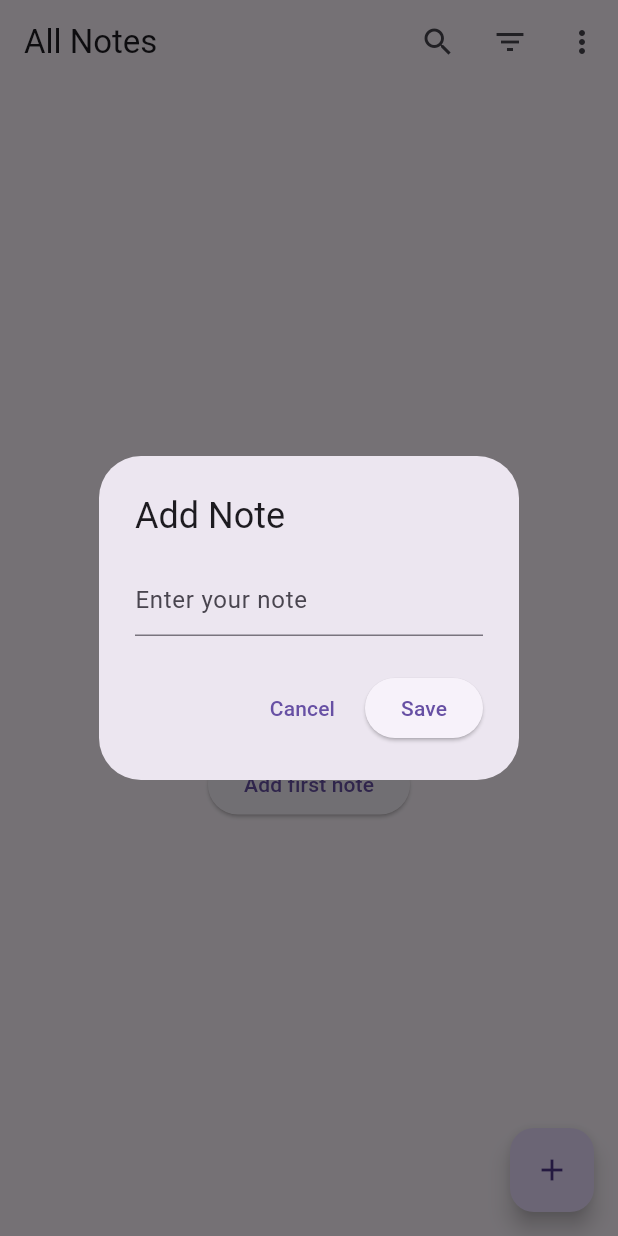
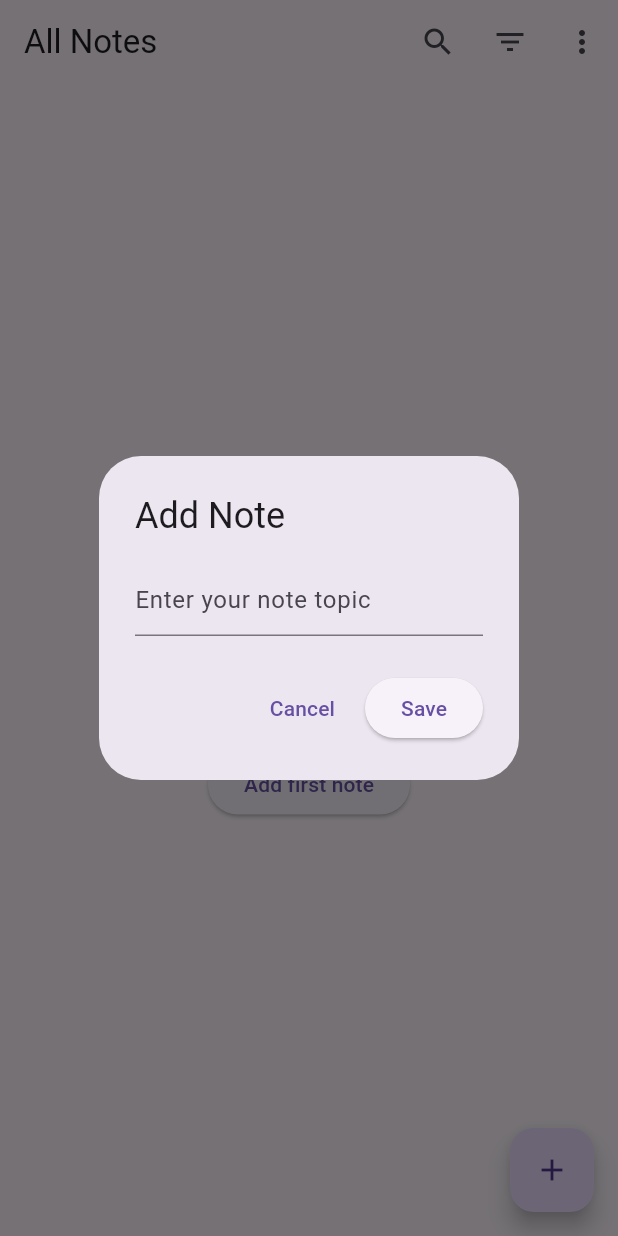
Before and after one commit to GayangaBandara/Advanced_Notepad, a Flutter app: the screen it shows after launch, after a tap on "Add first note", on a phone screen of 412 x 824 dp. Run offline on Flutter 3.47's test engine with Material 3 defaults, Android fonts, the phone set to English and light mode, and no system bars.

Commit message:
Change Note topic

```diff
--- a/lib/main.dart
+++ b/lib/main.dart
@@ -26,16 +26,16 @@ class NotesPage extends StatefulWidget {
 class _NotesPageState extends State<NotesPage> {
   List<String> notes = [];
 
-  void _addNote() {
+  void _addOrEditNote({String? initialText, int? index}) {
+    TextEditingController _textController = TextEditingController(text: initialText);
     showDialog(
       context: context,
       builder: (BuildContext context) {
-        TextEditingController _textController = TextEditingController();
         return AlertDialog(
-          title: Text('Add Note'),
+          title: Text(initialText == null ? 'Add Note' : 'Edit Note'),
           content: TextField(
             controller: _textController,
-            decoration: InputDecoration(hintText: 'Enter your note'),
+            decoration: InputDecoration(hintText: 'Enter your note topic'),
           ),
           actions: [
             TextButton(
@@ -48,7 +48,11 @@ class _NotesPageState extends State<NotesPage> {
               onPressed: () {
                 if (_textController.text.isNotEmpty) {
                   setState(() {
-                    notes.add(_textController.text);
+                    if (index == null) {
+                      notes.add(_textController.text);
+                    } else {
+                      notes[index] = _textController.text;
+                    }
                   });
                 }
                 Navigator.of(context).pop();
@@ -104,7 +108,7 @@ class _NotesPageState extends State<NotesPage> {
                   ),
                   SizedBox(height: 20),
                   ElevatedButton(
-                    onPressed: _addNote,
+                    onPressed: () => _addOrEditNote(),
                     child: Text('Add first note'),
                   ),
                 ],
@@ -115,11 +119,12 @@ class _NotesPageState extends State<NotesPage> {
               itemBuilder: (context, index) {
                 return ListTile(
                   title: Text(notes[index]),
+                  onTap: () => _addOrEditNote(initialText: notes[index], index: index),
                 );
               },
             ),
       floatingActionButton: FloatingActionButton(
-        onPressed: _addNote,
+        onPressed: () => _addOrEditNote(),
         child: Icon(Icons.add),
       ),
     );
```
